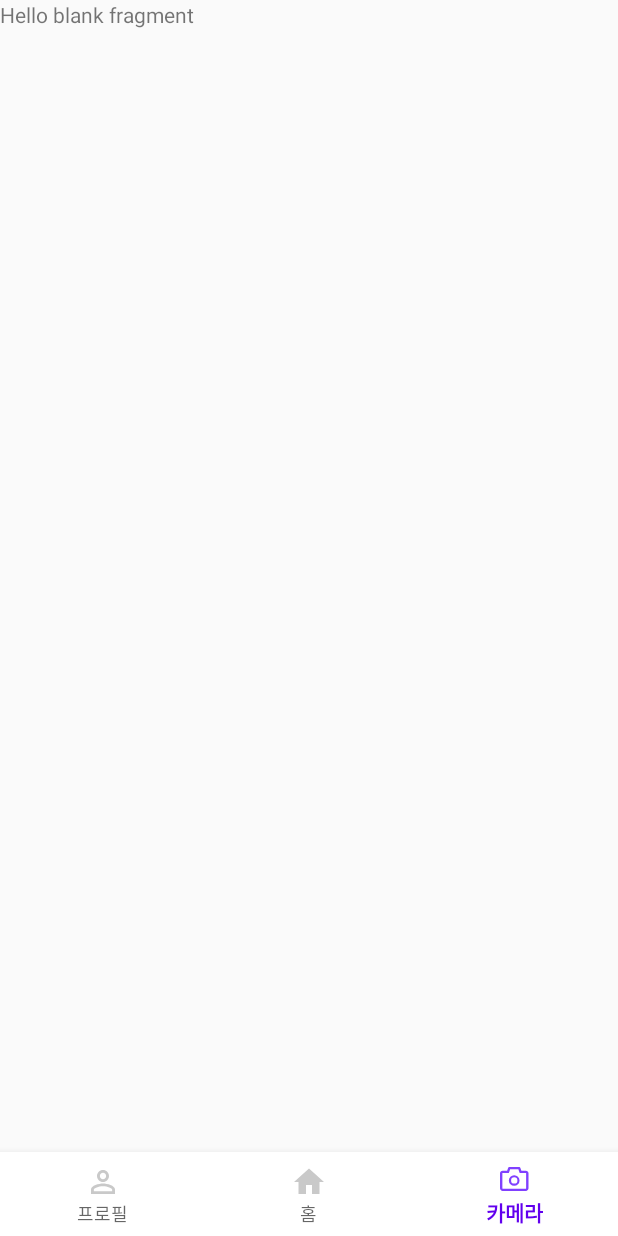
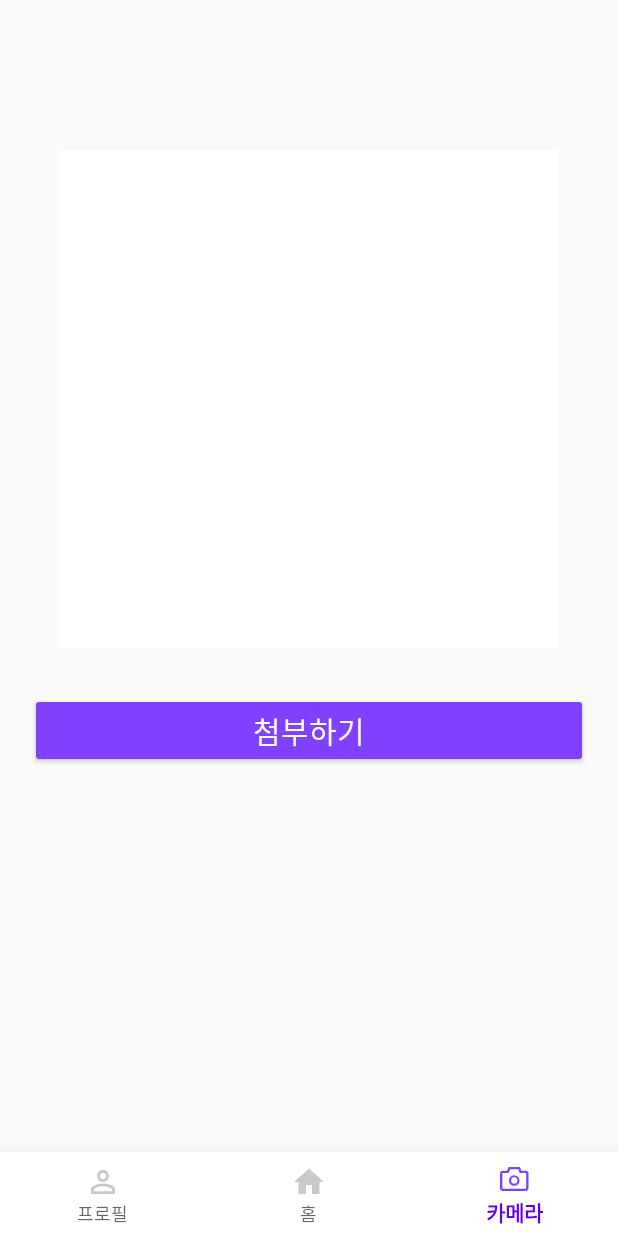
Before and after one commit to Hott6/Hot-subeen, an Android app: the fragment CameraFragment placed in its activity, item 3 of the bottom bar chosen, on a phone screen of 412 x 824 dp. Run offline under Robolectric (Android 15) with nearby library versions, the phone set to English and light mode, and no system bars; pictures from the network do not load.

Commit message:
[FEAT] 갤러리 이미지 가져오기

```diff
--- a/app/src/main/AndroidManifest.xml
+++ b/app/src/main/AndroidManifest.xml
@@ -3,6 +3,7 @@
     package="org.sopt.seminar">
 
     <uses-permission android:name="android.permission.INTERNET" />
+    <uses-permission android:name="android.permission.READ_EXTERNAL_STORAGE"/>
 
     <application
         android:allowBackup="true"
--- a/app/src/main/java/org/sopt/seminar/presentation/camera/CameraFragment.kt
+++ b/app/src/main/java/org/sopt/seminar/presentation/camera/CameraFragment.kt
@@ -1,19 +1,64 @@
 package org.sopt.seminar.presentation.camera
 
+import android.app.Activity.RESULT_CANCELED
+import android.app.Activity.RESULT_OK
+import android.content.Intent
 import android.os.Bundle
+import android.util.Log
 import androidx.fragment.app.Fragment
 import android.view.LayoutInflater
 import android.view.View
 import android.view.ViewGroup
+import androidx.activity.result.ActivityResultLauncher
+import androidx.activity.result.contract.ActivityResultContracts
+import com.bumptech.glide.Glide
 import org.sopt.seminar.R
+import org.sopt.seminar.databinding.FragmentCameraBinding
+import org.sopt.seminar.showToast
 
 class CameraFragment : Fragment() {
-
+    private var _binding: FragmentCameraBinding? = null
+    private val binding get() = _binding!!
     override fun onCreateView(
         inflater: LayoutInflater, container: ViewGroup?,
         savedInstanceState: Bundle?
     ): View? {
-        // Inflate the layout for this fragment
-        return inflater.inflate(R.layout.fragment_camera, container, false)
+        _binding = FragmentCameraBinding.inflate(inflater, container, false)
+        return binding.root
+    }
+
+    override fun onViewCreated(view: View, savedInstanceState: Bundle?) {
+        super.onViewCreated(view, savedInstanceState)
+        btnClickEvent()
+    }
+
+    private fun btnClickEvent() {
+        binding.btnAddImage.setOnClickListener {
+            goGallery()
+        }
+    }
+
+    private val activityLauncher: ActivityResultLauncher<Intent> =
+        registerForActivityResult(ActivityResultContracts.StartActivityForResult()) {
+            if (it.resultCode == RESULT_OK && it.data != null) {
+                var currentImageUri = it.data?.data
+                Glide.with(requireActivity()).load(currentImageUri).into(binding.ivGalleryImage)
+
+            } else if (it.resultCode == RESULT_CANCELED) {
+                requireActivity().showToast("사진 선택 취소")
+            } else {
+                requireActivity().showToast("사진 첨부 실패")
+            }
+        }
+
+    private fun goGallery() {
+        val intent = Intent(Intent.ACTION_GET_CONTENT)
+        intent.type = "image/*"
+        activityLauncher.launch(intent)
+    }
+
+    override fun onDestroyView() {
+        super.onDestroyView()
+        _binding = null
     }
 }
--- a/app/src/main/res/layout/fragment_camera.xml
+++ b/app/src/main/res/layout/fragment_camera.xml
@@ -1,14 +1,38 @@
 <?xml version="1.0" encoding="utf-8"?>
-<FrameLayout xmlns:android="http://schemas.android.com/apk/res/android"
+<androidx.constraintlayout.widget.ConstraintLayout xmlns:android="http://schemas.android.com/apk/res/android"
+    xmlns:app="http://schemas.android.com/apk/res-auto"
     xmlns:tools="http://schemas.android.com/tools"
     android:layout_width="match_parent"
     android:layout_height="match_parent"
     tools:context=".presentation.camera.CameraFragment">
 
-    <!-- TODO: Update blank fragment layout -->
-    <TextView
+
+    <ImageView
+        android:id="@+id/iv_gallery_image"
         android:layout_width="match_parent"
-        android:layout_height="match_parent"
-        android:text="@string/hello_blank_fragment" />
+        android:layout_height="0dp"
+        android:layout_marginHorizontal="40dp"
+        android:layout_marginTop="100dp"
+        android:src="@color/white"
+        app:layout_constraintDimensionRatio="1:1"
+        app:layout_constraintEnd_toEndOf="parent"
+        app:layout_constraintStart_toStartOf="parent"
+        app:layout_constraintTop_toTopOf="parent" />
 
-</FrameLayout>
+    <androidx.appcompat.widget.AppCompatButton
+        android:id="@+id/btn_add_image"
+        android:layout_width="0dp"
+        android:layout_height="wrap_content"
+        android:layout_marginHorizontal="20dp"
+        android:layout_marginTop="30dp"
+        android:backgroundTint="@color/sopt_main_purple"
+        android:fontFamily="@font/noto_sans_kr_regular"
+        android:includeFontPadding="false"
+        android:text="첨부하기"
+        android:textColor="@color/white"
+        android:textSize="20sp"
+        app:layout_constraintEnd_toEndOf="parent"
+        app:layout_constraintStart_toStartOf="parent"
+        app:layout_constraintTop_toBottomOf="@+id/iv_gallery_image" />
+
+</androidx.constraintlayout.widget.ConstraintLayout>
```
